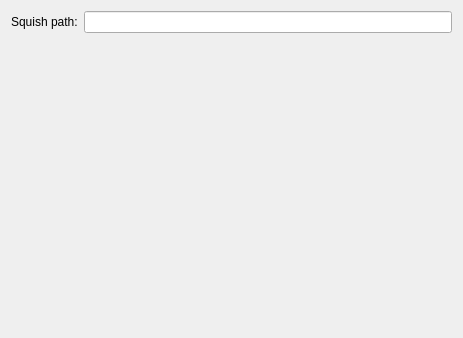
This is plugins/autotest/squishsettingspage.ui in xth/ide as Qt 5 draws it before an edit. The edited form follows.
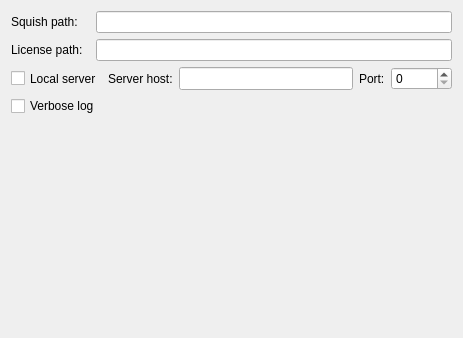
This is the edited form. Custom widgets are drawn as their Qt base class.

What changed in the file:
```diff
--- a/plugins/autotest/squishsettingspage.ui
+++ b/plugins/autotest/squishsettingspage.ui
@@ -13,26 +13,93 @@
   <property name="windowTitle">
    <string>Form</string>
   </property>
-  <layout class="QVBoxLayout" name="verticalLayout">
-   <item>
-    <layout class="QHBoxLayout" name="horizontalLayout">
-     <item>
+  <layout class="QGridLayout" name="gridLayout">
+   <item row="0" column="0">
       <widget class="QLabel" name="squishPathLabel">
        <property name="text">
         <string>Squish path:</string>
        </property>
       </widget>
      </item>
-     <item>
+   <item row="0" column="2" colspan="5">
       <widget class="Utils::PathChooser" name="squishPathChooser">
        <property name="toolTip">
         <string>Path to Squish installation directory.</string>
        </property>
       </widget>
      </item>
-    </layout>
+   <item row="1" column="0" colspan="2">
+    <widget class="QLabel" name="licensePathLabel">
+     <property name="text">
+      <string>License path:</string>
+     </property>
+    </widget>
    </item>
-   <item>
+   <item row="1" column="2" colspan="5">
+    <widget class="Utils::PathChooser" name="licensePathChooser">
+     <property name="toolTip">
+      <string>Path to directory containing Squish license file. You will only need this in special configurations like if you did not run the Squish setup tool.</string>
+     </property>
+    </widget>
+   </item>
+   <item row="2" column="0" colspan="3">
+    <widget class="QCheckBox" name="localCheckBox">
+     <property name="sizePolicy">
+      <sizepolicy hsizetype="Minimum" vsizetype="Preferred">
+       <horstretch>0</horstretch>
+       <verstretch>0</verstretch>
+      </sizepolicy>
+     </property>
+     <property name="text">
+      <string>Local server</string>
+     </property>
+    </widget>
+   </item>
+   <item row="2" column="3">
+    <widget class="QLabel" name="serverHostLabel">
+     <property name="text">
+      <string>Server host:</string>
+     </property>
+    </widget>
+   </item>
+   <item row="2" column="4">
+    <widget class="QLineEdit" name="serverHostLineEdit">
+     <property name="sizePolicy">
+      <sizepolicy hsizetype="Expanding" vsizetype="Preferred">
+       <horstretch>0</horstretch>
+       <verstretch>0</verstretch>
+      </sizepolicy>
+     </property>
+    </widget>
+   </item>
+   <item row="2" column="5">
+    <widget class="QLabel" name="portLabel">
+     <property name="text">
+      <string>Port:</string>
+     </property>
+    </widget>
+   </item>
+   <item row="2" column="6">
+    <widget class="QSpinBox" name="serverPortSpinBox">
+     <property name="sizePolicy">
+      <sizepolicy hsizetype="Minimum" vsizetype="Preferred">
+       <horstretch>0</horstretch>
+       <verstretch>0</verstretch>
+      </sizepolicy>
+     </property>
+     <property name="maximum">
+      <number>65535</number>
+     </property>
+    </widget>
+   </item>
+   <item row="3" column="0" colspan="3">
+    <widget class="QCheckBox" name="verboseCheckBox">
+     <property name="text">
+      <string>Verbose log</string>
+     </property>
+    </widget>
+   </item>
+   <item row="4" column="0" colspan="3">
     <spacer name="verticalSpacer">
      <property name="orientation">
       <enum>Qt::Vertical</enum>
```
Left out of the diff: 1 changed line with no effect on the pictures. Lines whose indentation alone changed are shown as unchanged.
